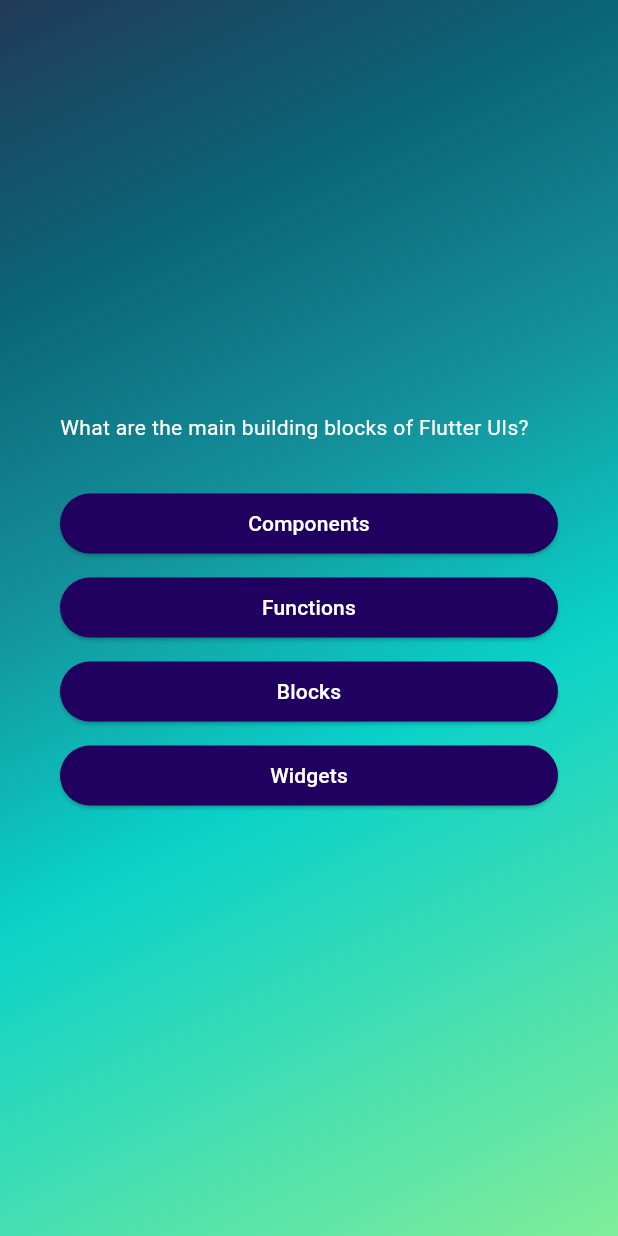
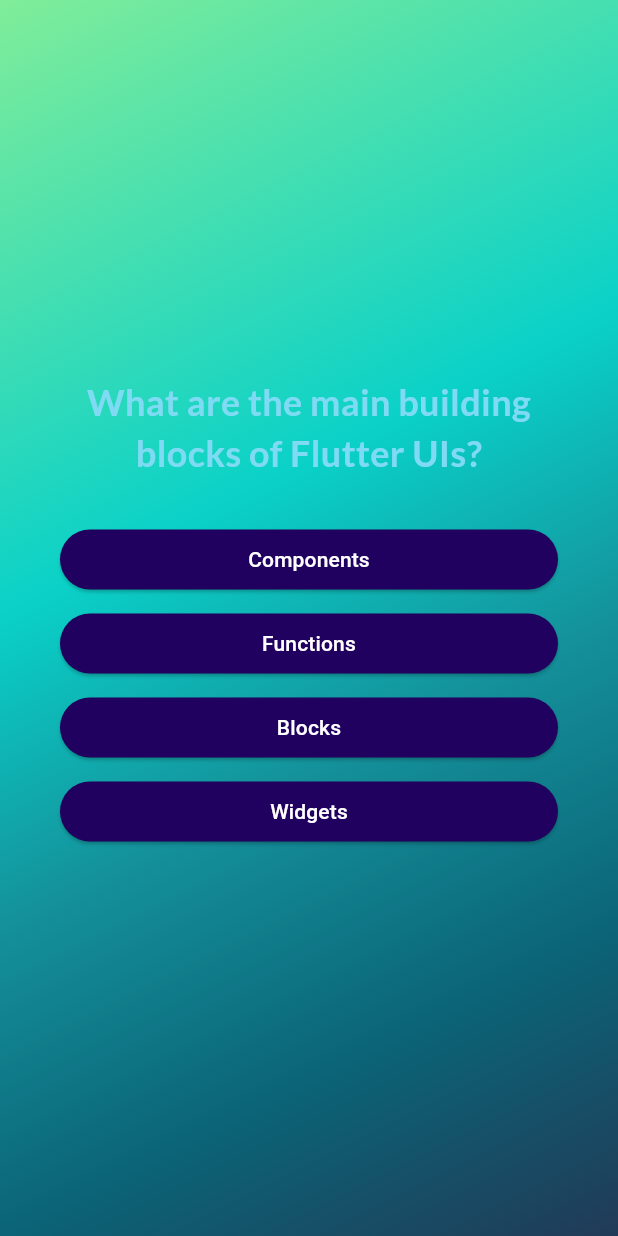
Before and after one commit to vohoangloc123/quiz_app, a Flutter app: the screen it shows after launch, after a tap on "Start Quiz", on a phone screen of 412 x 824 dp. Run offline on Flutter 3.47's test engine with Material 3 defaults, Android fonts, the phone set to English and light mode, and no system bars; our stand-ins replace google_fonts.

Commit message:
Added Google Fonts and changed some text color

```diff
--- a/lib/questions_screen.dart
+++ b/lib/questions_screen.dart
@@ -2,7 +2,7 @@ import 'package:flutter/cupertino.dart';
 import 'package:flutter/material.dart';
 import 'package:quiz_app/answer_button.dart';
 import 'package:quiz_app/data/questions.dart';
-
+import 'package:google_fonts/google_fonts.dart';
 class QuestionsScreen extends StatefulWidget {
   const QuestionsScreen({super.key});
 
@@ -34,7 +34,12 @@ class _QuestionsScreenState extends State<QuestionsScreen> {
             children: [
               Text(
                 currentQuestion.text,
-                style: const TextStyle(color: Colors.white),
+                style: GoogleFonts.lato(
+                  fontSize: 24,
+                  color:  const Color.fromARGB(255, 127, 219, 243),
+                  fontWeight: FontWeight.bold,
+                ),
+                textAlign: TextAlign.center,
               ),
               const SizedBox(
                 height: 30,
--- a/lib/quiz.dart
+++ b/lib/quiz.dart
@@ -35,7 +35,7 @@ class _QuizState extends State<Quiz> {
             Color.fromARGB(255, 10, 209, 200),
             Color.fromARGB(255, 69, 223, 177),
             Color.fromARGB(255, 128, 237, 153),
-          ], begin: startAlignment, end: endAlignment)),
+          ], begin: endAlignment, end: startAlignment)),
           child: activeScreen == 'start-screen'
               ? StartScreen(startQuiz: switchScreen)
               : const QuestionsScreen(),
--- a/lib/start_screen.dart
+++ b/lib/start_screen.dart
@@ -1,6 +1,6 @@
 import 'package:flutter/cupertino.dart';
 import 'package:flutter/material.dart';
-
+import 'package:google_fonts/google_fonts.dart';
 class StartScreen extends StatelessWidget {
   const StartScreen({super.key, required this.startQuiz});
   final void Function() startQuiz;
@@ -14,15 +14,18 @@ class StartScreen extends StatelessWidget {
             Image.asset(
               'assets/images/quiz-logo.png',
               width: 200,
-              color: Color.fromARGB(150, 255, 255,
-                  255), //với 100 để làm độ mờ thay vì dùng Opacity để tránh giảm hiệu suất
+              color:const Color.fromARGB(255, 127, 219, 243), //với 100 để làm độ mờ thay vì dùng Opacity để tránh giảm hiệu suất
             ),
             const SizedBox(
               height: 30,
             ),
             Text(
               'Learn Flutter the fun way',
-              style: TextStyle(color: Colors.white, fontSize: 20),
+              style: GoogleFonts.lato(
+                fontSize: 24,
+                color: const Color.fromARGB(255, 127, 219, 243),
+                fontWeight: FontWeight.bold,
+              ),
             ),
             const SizedBox(
               height: 30,
@@ -31,7 +34,7 @@ class StartScreen extends StatelessWidget {
               onPressed: startQuiz,
               icon: Icon(
                 Icons.arrow_right_alt,
-                color: Colors.white,
+                color: const Color.fromARGB(255, 127, 219, 243),
               ),
               style: OutlinedButton.styleFrom(
                 side: BorderSide(
@@ -39,7 +42,7 @@ class StartScreen extends StatelessWidget {
               ),
               label: const Text(
                 'Start Quiz',
-                style: TextStyle(color: Colors.white),
+                style: TextStyle(color: const Color.fromARGB(255, 127, 219, 243),),
               ),
             )
           ],
```
Also changed, not shown: pubspec.yaml (+2 -6 lines), pubspec.lock, 1 other file.
